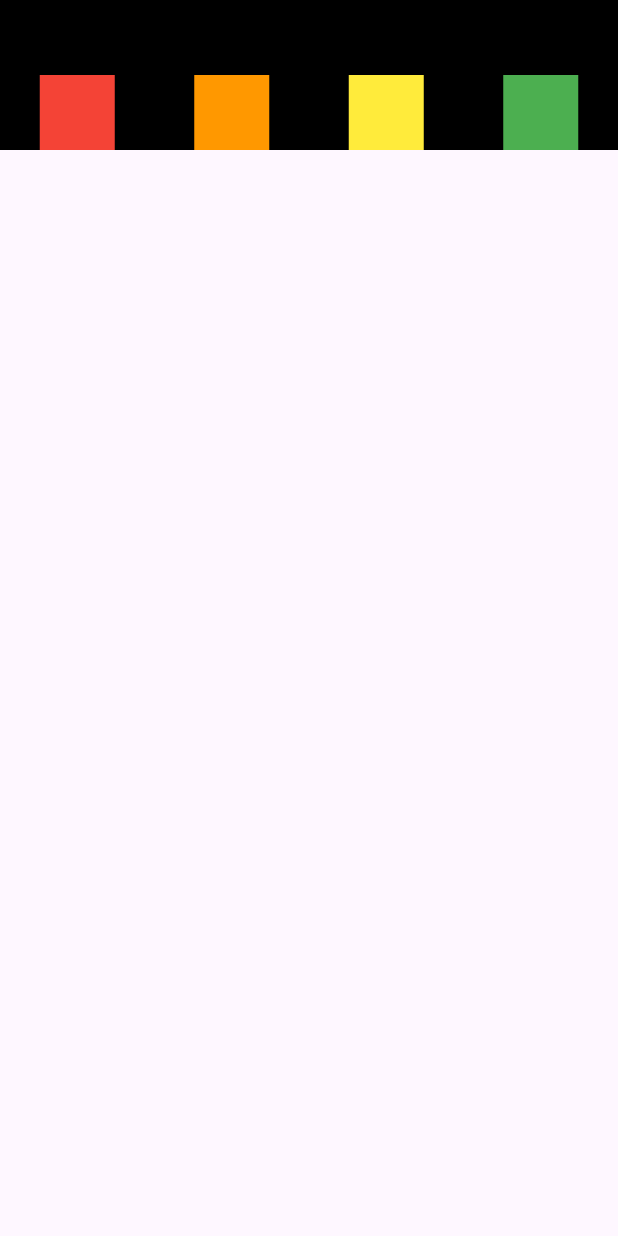
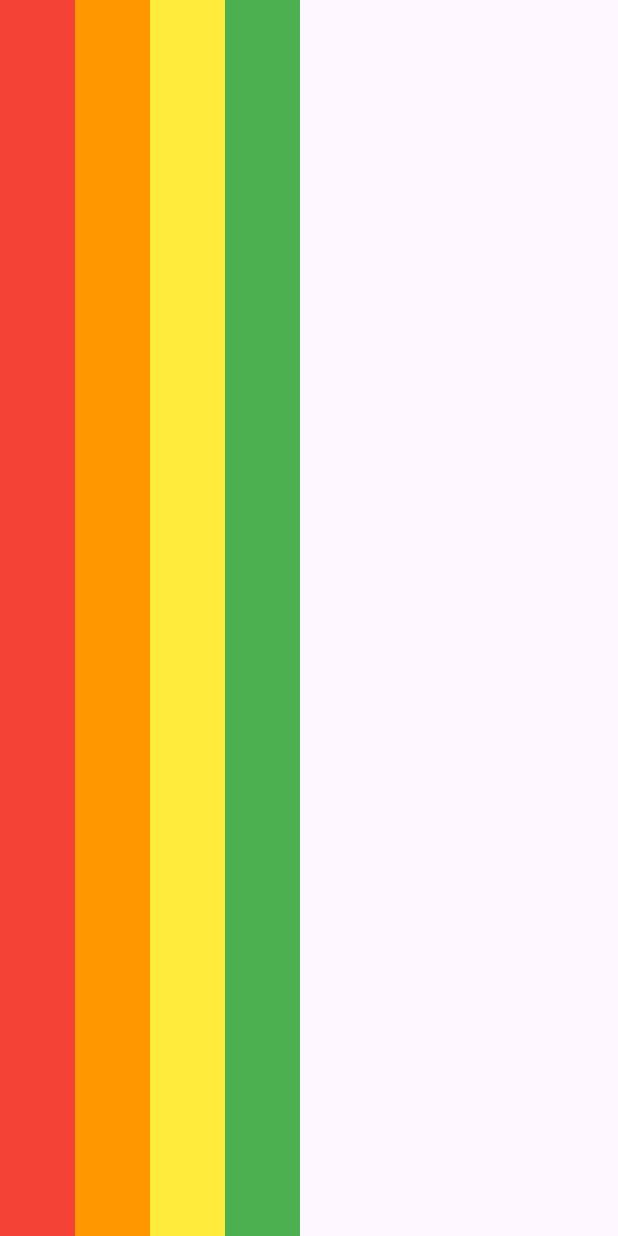
Before and after one commit to birdcagedout/codefactory2, a Flutter app: the screen it shows after launch, on a phone screen of 412 x 824 dp. Run offline on Flutter 3.47's test engine with Material 3 defaults, Android fonts, the phone set to English and light mode, and no system bars; our stand-ins replace webview_flutter.

Commit message:
20231214_home

```diff
--- a/p02_row_column/lib/screen/home_screen.dart
+++ b/p02_row_column/lib/screen/home_screen.dart
@@ -7,13 +7,15 @@ class HomeScreen extends StatelessWidget {
   Widget build(BuildContext context) {
     return Scaffold(
       body: SafeArea(
-        bottom: false,
+        // bottom: false,
         child: Container(
           color: Colors.black,
-          height: 100,
+          // height: 100,
+          // height: MediaQuery.of(context).size.height,
           child: Row(
-            mainAxisAlignment: MainAxisAlignment.spaceAround,
-            crossAxisAlignment: CrossAxisAlignment.end,
+            mainAxisAlignment: MainAxisAlignment.spaceEvenly,
+            crossAxisAlignment: CrossAxisAlignment.stretch,
+            mainAxisSize: MainAxisSize.min,
             children: [
               Container(
                 width: 50,
```
